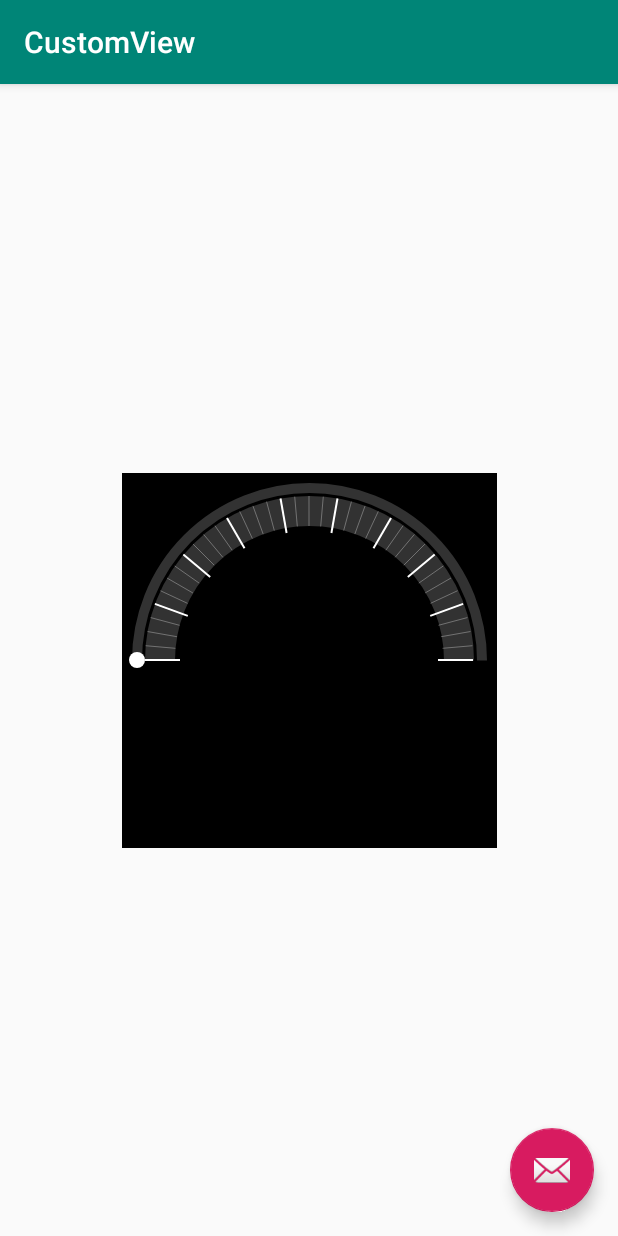
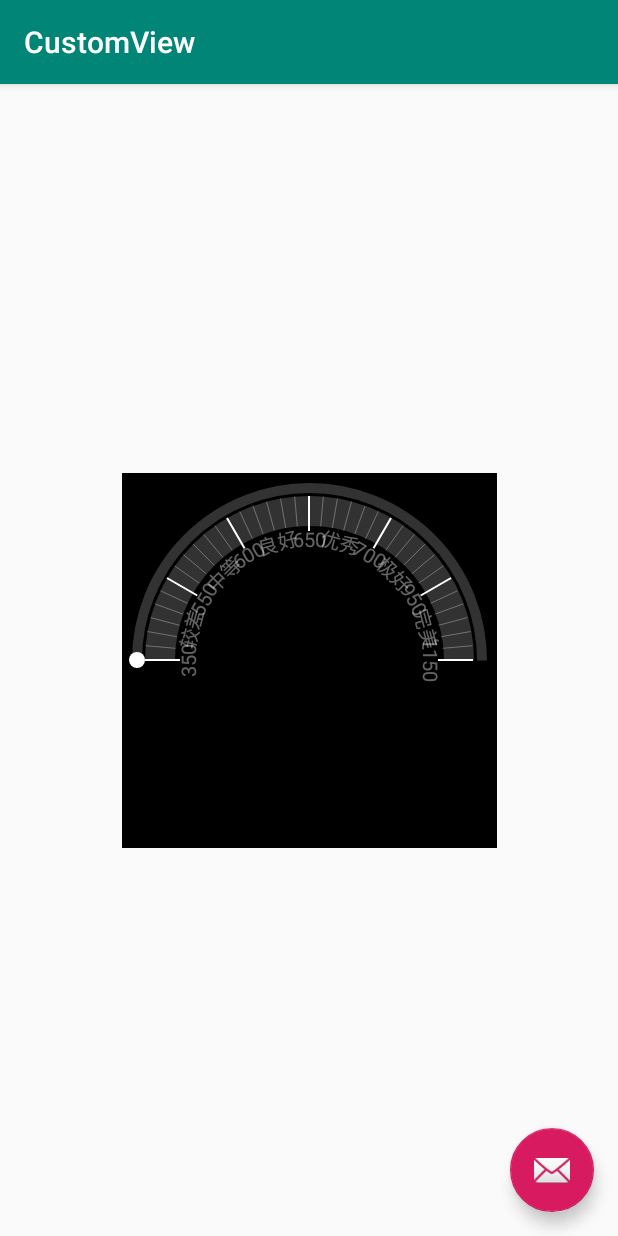
Before and after one commit to gaowenzhao/CustomView, an Android app: the screen it shows after launch (MainActivity), on a phone screen of 412 x 824 dp. Run offline under Robolectric (Android 15) with nearby library versions, the phone set to English and light mode, and no system bars.

Commit message:
自定义仿信用积分控件

```diff
--- a/app/src/main/java/com/zhao/customview/view/CreditView.kt
+++ b/app/src/main/java/com/zhao/customview/view/CreditView.kt
@@ -7,8 +7,6 @@ import android.graphics.*
 import android.util.AttributeSet
 import android.view.View
 import android.view.animation.AccelerateInterpolator
-import android.graphics.SweepGradient
-
 
 
 class CreditView : View {
@@ -21,10 +19,14 @@ class CreditView : View {
     private var skPaint = Paint() //小刻度
     private var lkPaint = Paint() //大刻度
     private var mBitmapPaint = Paint()//小圆点画笔
+    private var sTextPaint = Paint() //刻度上的字体
     private val wStrokeWidth = 10f
     private val nStrokeWidth = 30f
     private val cirLocation by lazy {  FloatArray(2).apply { set(0,paddingLeft.toFloat());set(1,radus) } }
-    var progress = 0f
+    private val levelStrs  = arrayOf("较差","中等","良好","优秀","极好","完美")
+    private val levels  = arrayOf("350","550","600","650","700","950","1150")
+//    private
+    private var progress = 0f
     private var setpro = 0f
     private val valueAnimator by lazy { createAnimator() }
     constructor(context: Context?) : super(context)
@@ -62,6 +64,13 @@ class CreditView : View {
         lkPaint.color = Color.WHITE
         lkPaint.strokeWidth = 2f
 
+        sTextPaint = Paint()
+        sTextPaint.isAntiAlias = true
+        sTextPaint.color = Color.WHITE
+        sTextPaint.textSize = 20f
+        sTextPaint.alpha = 100
+        sTextPaint.textAlign = Paint.Align.CENTER
+
         mBitmapPaint = Paint()
         mBitmapPaint.isAntiAlias = true
         mBitmapPaint.color = Color.WHITE
@@ -72,8 +81,6 @@ class CreditView : View {
         //画外环
         val wRectf = RectF(paddingLeft.toFloat(),paddingTop.toFloat(),(width-paddingRight).toFloat(),(height-paddingBottom).toFloat())
         canvas.drawArc(wRectf,180f,180f,false,wPaint)
-
-
         //画内环
         val left = paddingLeft+distance
         val top = paddingTop+distance
@@ -82,31 +89,40 @@ class CreditView : View {
         val nRectf = RectF(left,top,right,bottom)
         canvas.drawArc(nRectf,180f,180f,false,nPaint)
         //画小刻度
-        canvas.save()
-        canvas.rotate(-90f,radus,radus)
         val startX = radus
         val startY = paddingTop+distance-nStrokeWidth/2
         val stopX = radus
         val stopY = startY+nStrokeWidth
-        val stopYs = stopY+5f
+        val stopYs = stopY+dp2px(3f)
+        val baseLineY = stopYs+ dp2px(10f)
+        canvas.save()
+        canvas.rotate(-90f,radus,radus)
         for(i in 1..36){
             canvas.drawLine(startX,startY,stopX,stopY,skPaint)
             canvas.rotate(5f,radus,radus)
         }
         canvas.restore() //回滚save之前得状态
+        //画大刻度
         canvas.save()
-        //画大刻度
         canvas.rotate(-90f,radus,radus)
-        for(i in 1..10){
+        for(i in 0 until levels.size){
             canvas.drawLine(startX,startY,stopX,stopYs,lkPaint)
-            canvas.rotate(20f,radus,radus)
+            canvas.drawText(levels[i],stopX,baseLineY,sTextPaint)
+            canvas.rotate(180f/(levels.size-1),radus,radus)
+        }
+        canvas.restore() //回滚save之前得状态
+        //画信用等级
+        canvas.save() //相当于保存之前画布的界面，然后在新的画布操作
+        canvas.rotate(-75f,radus,radus)
+        for(i in 0 until levelStrs.size){
+            canvas.drawText(levelStrs[i],stopX,baseLineY,sTextPaint)
+            canvas.rotate(180f/levelStrs.size,radus,radus)
         }
         canvas.restore() //回滚save之前得状态
         //把渐变设置到笔刷
         proPaint.shader = LinearGradient(paddingLeft.toFloat(),radus,cirLocation[0],cirLocation[1],Color.RED,Color.BLUE,Shader.TileMode.CLAMP)
         //画外环进度
         canvas.drawArc(wRectf,180f,progress,false,proPaint)
-
        //画外圆环进度的小圆点
         val path = Path()
         path.addArc(wRectf,180f,progress)
```
